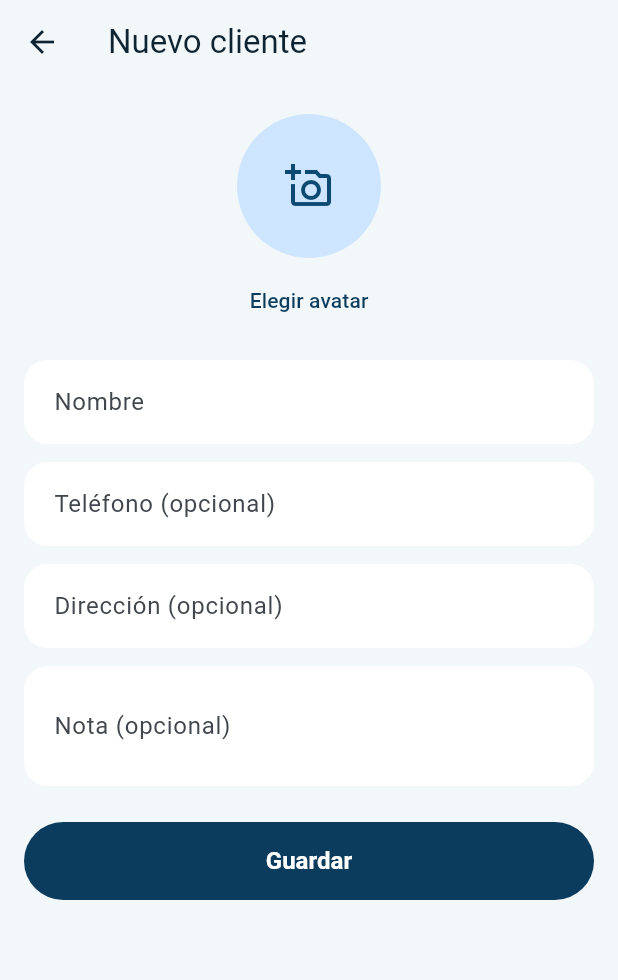
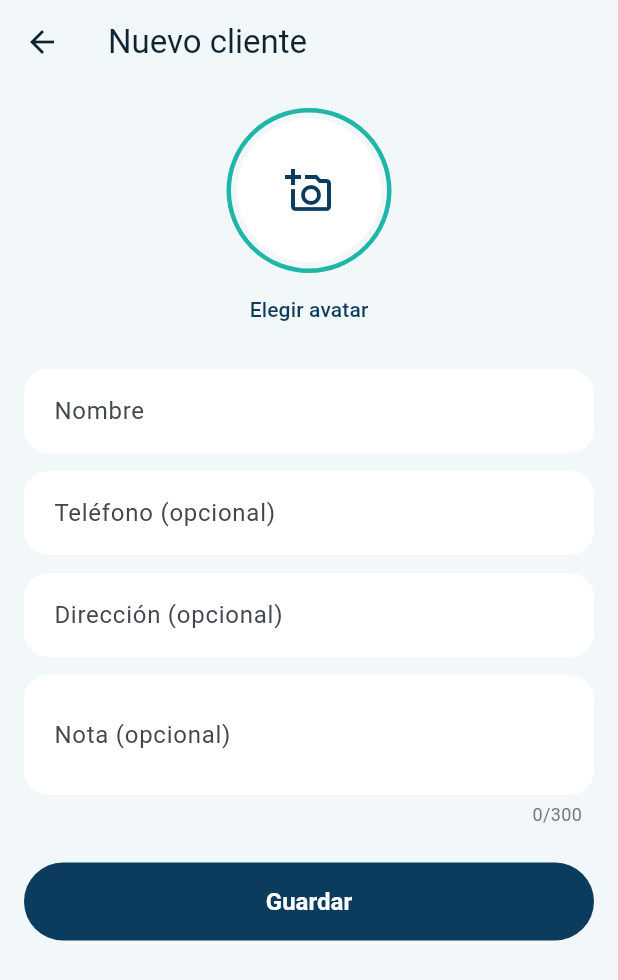
Before and after one commit to davidtriminio/pulperia-app, a Flutter app: the ClientFormScreen screen opened directly, on a phone screen of 412 x 824 dp. Shown: the top 980 px of the screen. Run offline on Flutter 3.47's test engine with Material 3 defaults, Android fonts, the phone set to English and light mode, and no system bars; our stand-ins replace drift, drift_flutter, flutter_riverpod; accounts and stored records are empty; generated files the repository leaves out were written again.

Commit message:
feat(mobile): rediseñar el formulario de cliente y contar los caracteres de la nota

```diff
--- a/mobile/lib/ui/clients/client_form_screen.dart
+++ b/mobile/lib/ui/clients/client_form_screen.dart
@@ -10,6 +10,7 @@ import '../../domain/client/homonym.dart';
 import '../../l10n/strings.dart';
 import '../avatar/avatar_picker.dart';
 import '../avatar/avatar_view.dart';
+import '../theme.dart';
 import 'client_messages.dart';
 import 'clients_screen.dart';
 
@@ -222,12 +223,21 @@ class _ClientFormScreenState extends ConsumerState<ClientFormScreen> {
                 key: const ValueKey('avatar-field'),
                 customBorder: const CircleBorder(),
                 onTap: _pickAvatar,
-                child: Padding(
+                child: Container(
                   padding: const EdgeInsets.all(4),
+                  decoration: BoxDecoration(
+                    shape: BoxShape.circle,
+                    border: Border.all(color: AppColors.turquoise, width: 3),
+                  ),
                   child: _avatar == null
                       ? const CircleAvatar(
                           radius: 48,
-                          child: Icon(Icons.add_a_photo_outlined, size: 32),
+                          backgroundColor: Colors.white,
+                          child: Icon(
+                            Icons.add_a_photo_outlined,
+                            size: 32,
+                            color: AppColors.navy,
+                          ),
                         )
                       : AvatarView(avatar: _avatar!, size: 96),
                 ),
@@ -286,6 +296,28 @@ class _ClientFormScreenState extends ConsumerState<ClientFormScreen> {
                 errorText: _errors[ClientField.note],
               ),
             ),
+            Align(
+              alignment: Alignment.centerRight,
+              child: Padding(
+                padding: const EdgeInsets.only(top: 4, right: 8),
+                child: ValueListenableBuilder<TextEditingValue>(
+                  valueListenable: _note,
+                  builder: (context, value, _) {
+                    final over = value.text.length > maxNoteLength;
+                    final scheme = Theme.of(context).colorScheme;
+                    return Text(
+                      '${value.text.length}/$maxNoteLength',
+                      key: const ValueKey('note-counter'),
+                      style: TextStyle(
+                        fontSize: 12,
+                        color: over ? scheme.error : scheme.outline,
+                        fontWeight: over ? FontWeight.w700 : FontWeight.w400,
+                      ),
+                    );
+                  },
+                ),
+              ),
+            ),
             const SizedBox(height: 24),
             FilledButton(
               key: const ValueKey('client-save'),
```
Also changed, not shown: 1 other file.
